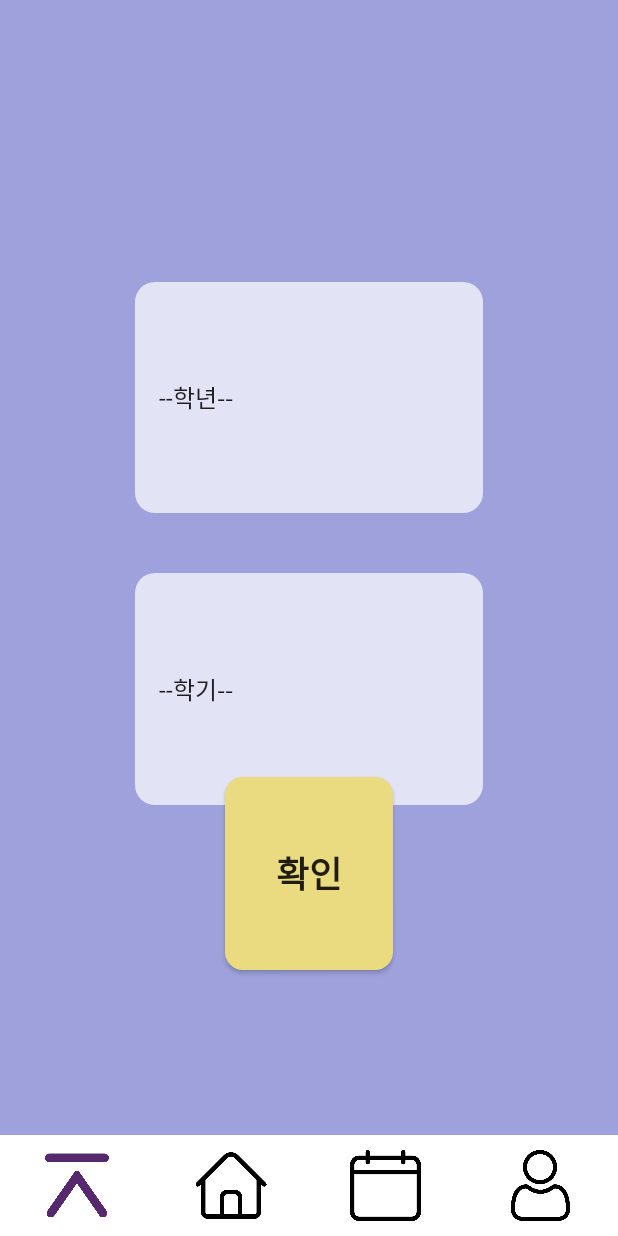
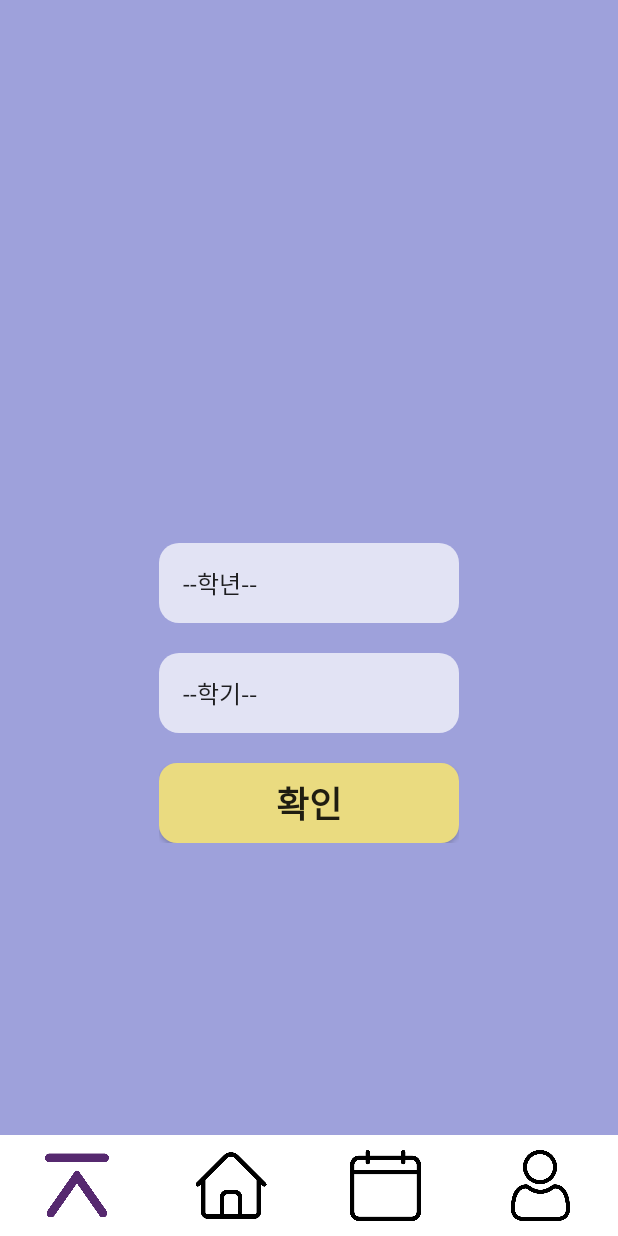
Before and after one commit to ekdud0529/DoYouWantToGraduate, an Android app: the MainActivity screen opened directly, with no data from a screen before it, on a phone screen of 412 x 824 dp. Run offline under Robolectric (Android 15) with nearby library versions, the phone set to English and light mode, and no system bars.

Commit message:
change load excel part(change excel format). change firebase db load part.

```diff
--- a/app/src/main/java/com/test/doyouwanttograduate/MainListAdapter.kt
+++ b/app/src/main/java/com/test/doyouwanttograduate/MainListAdapter.kt
@@ -12,7 +12,7 @@ import android.widget.TextView
 class MainListAdapter(
     val context: Context, val grade: ArrayList<Subject>
 ) : BaseAdapter() {
-    private var subjectList: ArrayList<Subject>? = null
+    private var subjectList: ArrayList<Subject>? = grade
 
 
     override fun getView(position: Int, convertView: View?, parent: ViewGroup?): View {
--- a/app/src/main/java/com/test/doyouwanttograduate/activity_mng.kt
+++ b/app/src/main/java/com/test/doyouwanttograduate/activity_mng.kt
@@ -1,4 +1,3 @@
-
 package com.test.doyouwanttograduate
 
 import android.content.Context
@@ -11,25 +10,30 @@ import com.google.firebase.database.ktx.database
 import com.google.firebase.ktx.Firebase
 import kotlinx.android.synthetic.main.credit_management.*
 
-class activity_mng : AppCompatActivity(){
+class activity_mng : AppCompatActivity() {
     override fun onCreate(savedInstanceState: Bundle?) {
         super.onCreate(savedInstanceState)
         setContentView(R.layout.credit_management)
 
         val pref = getSharedPreferences("setting", Context.MODE_PRIVATE)
-        val number:Int = pref.getInt("grade", 0)
+        val number: Int = pref.getInt("grade", 0)
+
+        Log.d("Test grade", "$number")
 
         val database = Firebase.database
-        var numRef = database.getReference("$number")
+        var numRef = database.reference
+        numRef = numRef.child("number").child("$number")
 
-        numRef.addValueEventListener(object : ValueEventListener{
+        numRef.addValueEventListener(object : ValueEventListener {
             override fun onDataChange(num: DataSnapshot) {
-                var electMin = num.child("$number").child("electmin").getValue()
-                var electMax = num.child("$number").child("electmax").getValue()
-                var majMin = num.child("$number").child("majmin").getValue()
-                var majrqMin = num.child("$number").child("majrqmin").getValue()
+                Log.d("Test value", "${num.value}")
 
-                elect2.setText("$electMin / $electMax")
+                val electMin = num.child("electmin").value as Long
+                val electMax = num.child("electmax").value as Long
+                val majMin = num.child("majmin").value as Long
+                val majrqMin = num.child("majrqmin").value as Long
+
+                elect2.setText("${electMin / electMax}")
                 majorrq2.setText("$majrqMin")
                 major2.setText("$majMin")
             }
@@ -42,20 +46,20 @@ class activity_mng : AppCompatActivity(){
 
 
 
-        home_bnt.setOnClickListener{
-            val  intent_hbnt = Intent(this@activity_mng, activity_home::class.java)
+        home_bnt.setOnClickListener {
+            val intent_hbnt = Intent(this@activity_mng, activity_home::class.java)
             startActivity(intent_hbnt)
             overridePendingTransition(0, 0)
         }
 
-        fin_bnt.setOnClickListener{
-            val  intent_fbnt = Intent(this@activity_mng, activity_mng::class.java)
+        fin_bnt.setOnClickListener {
+            val intent_fbnt = Intent(this@activity_mng, activity_mng::class.java)
             startActivity(intent_fbnt)
             overridePendingTransition(0, 0)
         }
 
-        set_bnt.setOnClickListener{
-            val  intent_setbnt = Intent(this@activity_mng, activity_setting::class.java)
+        set_bnt.setOnClickListener {
+            val intent_setbnt = Intent(this@activity_mng, activity_setting::class.java)
             startActivity(intent_setbnt)
             overridePendingTransition(0, 0)
         }
--- a/app/src/main/res/layout/activity_main.xml
+++ b/app/src/main/res/layout/activity_main.xml
@@ -23,69 +23,47 @@
         android:layout_weight="0.7">
 
         <LinearLayout
-            android:layout_width="match_parent"
-            android:layout_height="match_parent"
+            android:id="@+id/spinners"
+            android:layout_width="200dp"
+            android:layout_height="200dp"
+            android:layout_centerInParent="true"
+            android:layout_centerHorizontal="true"
             android:orientation="vertical"
-            android:layout_marginBottom="220dp"
-            android:layout_marginStart="180dp"
-            android:layout_centerHorizontal="true">
-            <RelativeLayout
+            android:weightSum="3">
+
+            <Spinner
+                android:id="@+id/grade_selector"
                 android:layout_width="match_parent"
                 android:layout_height="0dp"
-                android:layout_weight="1">
+                android:layout_marginBottom="20dp"
+                android:layout_weight="1"
+                android:background="@drawable/spinner_bnt"
+                android:spinnerMode="dialog"
+                android:textAlignment="center" />
 
-                <Spinner
-                    android:id="@+id/grade_selector"
-                    android:layout_width="match_parent"
-                    android:layout_height="match_parent"
-                    android:layout_centerHorizontal="true"
-                    android:textAlignment="center"
-                    android:layout_marginTop="20dp"
-                    android:layout_marginBottom="10dp"
-                    android:background="@drawable/spinner_bnt"
-                    android:spinnerMode="dialog">
-
-                </Spinner>
-
-            </RelativeLayout>
-
-            <RelativeLayout
+            <Spinner
+                android:id="@+id/semester_selector"
                 android:layout_width="match_parent"
                 android:layout_height="0dp"
-                android:layout_weight="1">
+                android:layout_marginBottom="20dp"
+                android:layout_weight="1"
+                android:background="@drawable/spinner_bnt"
+                android:spinnerMode="dialog"
+                android:textAlignment="center" />
 
-                <Spinner
-                    android:id="@+id/semester_selector"
-                    android:layout_width="match_parent"
-                    android:layout_height="match_parent"
-                    android:layout_centerHorizontal="true"
-                    android:spinnerMode="dialog"
-                    android:textAlignment="center"
-                    android:layout_marginTop="30dp"
-                    android:background="@drawable/spinner_bnt">
-
-                </Spinner>
-
-            </RelativeLayout>
-
+            <Button
+                android:id="@+id/complete"
+                android:layout_width="match_parent"
+                android:layout_height="0dp"
+                android:layout_weight="1"
+                android:background="@drawable/listrec"
+                android:text="확인"
+                android:textSize="24sp"
+                android:textStyle="bold" />
 
 
         </LinearLayout>
 
-
-
-        <Button
-            android:id="@+id/complete"
-            android:layout_width="match_parent"
-            android:layout_height="match_parent"
-            android:layout_centerHorizontal="true"
-            android:layout_marginStart="300dp"
-            android:layout_marginTop="350dp"
-            android:layout_marginBottom="110dp"
-            android:background="@drawable/listrec"
-            android:text="확인"
-            android:textSize="24sp"
-            android:textStyle="bold" />
 
     </RelativeLayout>
 
@@ -107,42 +85,42 @@
                 android:id="@+id/symbol"
                 android:layout_width="0dp"
                 android:layout_height="match_parent"
+                android:layout_margin="10dp"
                 android:layout_weight="1"
-                android:layout_margin="10dp"
                 android:src="@drawable/purplesymbol" />
 
             <ImageButton
                 android:id="@+id/home_bnt"
-                android:layout_weight="1"
                 android:layout_width="0dp"
                 android:layout_height="match_parent"
                 android:layout_margin="10dp"
+                android:layout_weight="1"
+                android:adjustViewBounds="true"
                 android:background="#FFFFFF"
-                android:src="@drawable/browser"
-                android:adjustViewBounds="true"
-                android:scaleType="fitCenter"/>
+                android:scaleType="fitCenter"
+                android:src="@drawable/browser" />
 
             <ImageButton
                 android:id="@+id/timet_bnt"
-                android:layout_weight="1"
                 android:layout_width="0dp"
                 android:layout_height="match_parent"
                 android:layout_margin="10dp"
-                android:src="@drawable/calendar"
+                android:layout_weight="1"
+                android:adjustViewBounds="true"
                 android:background="#FFFFFF"
-                android:adjustViewBounds="true"
-                android:scaleType="fitCenter"/>
+                android:scaleType="fitCenter"
+                android:src="@drawable/calendar" />
 
             <ImageButton
                 android:id="@+id/fin_bnt"
-                android:layout_weight="1"
                 android:layout_width="0dp"
                 android:layout_height="match_parent"
                 android:layout_margin="10dp"
-                android:src="@drawable/human"
+                android:layout_weight="1"
+                android:adjustViewBounds="true"
                 android:background="#FFFFFF"
-                android:adjustViewBounds="true"
-                android:scaleType="fitCenter"/>
+                android:scaleType="fitCenter"
+                android:src="@drawable/human" />
 
         </LinearLayout>
 
```
Also changed, not shown: 1 other file.
